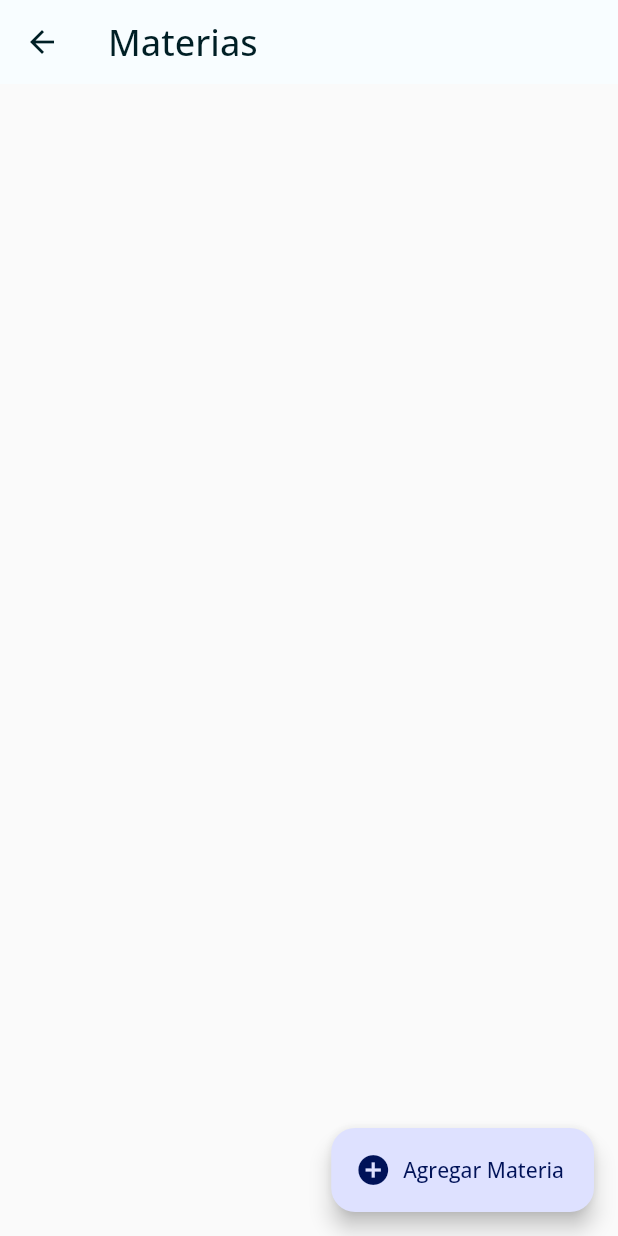
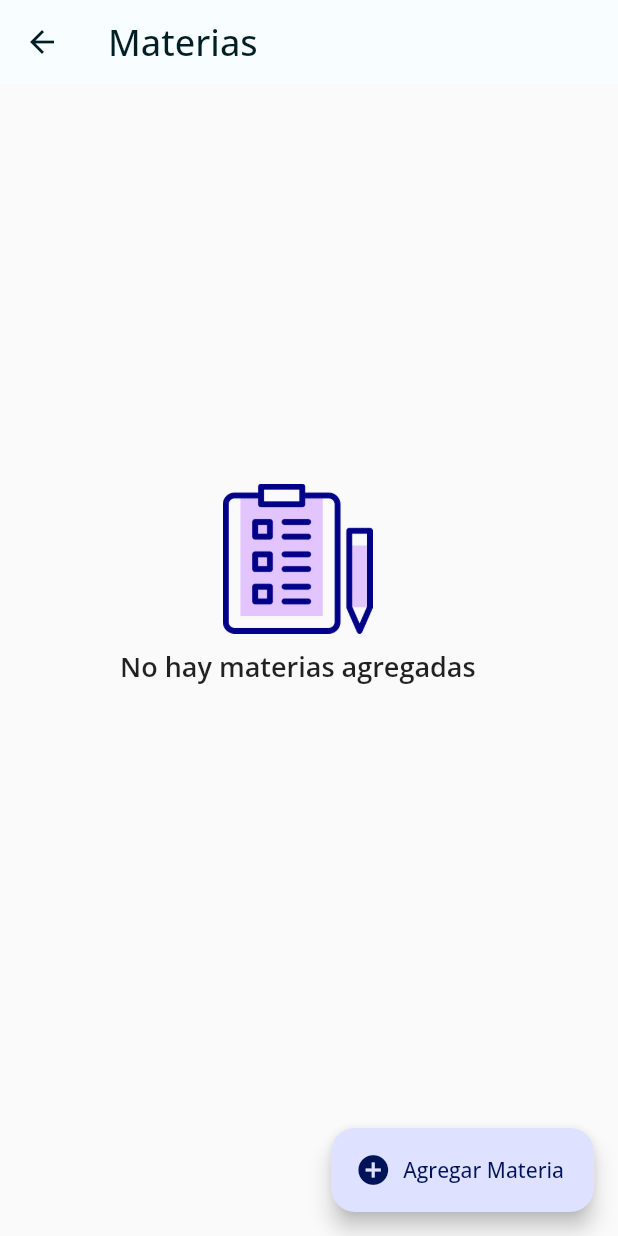
Before and after one commit to moisesmtzs/agenda_modular, a Flutter app: the SubjectPage screen opened by its route, on a phone screen of 412 x 824 dp. Run offline on Flutter 3.47's test engine with Material 2 defaults, Android fonts, the phone set to English and light mode, and no system bars; our stand-ins replace avatar_glow, flutter_svg, flutter_tts, flutter_zoom_drawer, get, get_storage and 5 more; missing offline and left inert: dart:ffi, highlight_text; accounts and stored records are empty.

Commit message:
Visualizacion de materias, edicion y eliminar COMPLETO

```diff
--- a/lib/src/screens/subject/subject_controller.dart
+++ b/lib/src/screens/subject/subject_controller.dart
@@ -14,7 +14,7 @@ class SubjectController extends GetxController {
     Get.toNamed('/addSubject');
   }
 
-  Future<List<Subject?>> getTasks(String status) async {
+  Future<List<Subject?>> getSubjects() async {
     return await _subjectProvider.findByUser(userSession.id ?? '0');
   }
 }
--- a/lib/src/screens/subject/subject_page.dart
+++ b/lib/src/screens/subject/subject_page.dart
@@ -8,9 +8,11 @@ import 'package:agenda_app/src/screens/subject/detail/subject_detail_controller.
 import 'package:agenda_app/src/screens/subject/update/subject_update_page.dart';
 import 'package:agenda_app/src/screens/subject/subject_controller.dart';
 import 'package:agenda_app/src/ui/app_colors.dart';
+import 'package:agenda_app/src/widgets/no_subject_widget.dart';
 
 class SubjectPage extends StatelessWidget {
   final SubjectController _subjectController = Get.put(SubjectController());
+
   @override
   Widget build(BuildContext context) {
     return Scaffold(
@@ -20,12 +22,32 @@ class SubjectPage extends StatelessWidget {
           style: TextStyle(fontSize: 24),
         ),
       ),
+      body: FutureBuilder(
+          future: _subjectController.getSubjects(),
+          builder: (context, AsyncSnapshot<List<Subject?>> snapshot) {
+            if (snapshot.hasData) {
+              //preguntamos si viene informacion
+              if (snapshot.data!.isNotEmpty) {
+                return ListView.builder(
+                    padding: const EdgeInsets.symmetric(
+                        horizontal: 10, vertical: 10),
+                    physics: const ClampingScrollPhysics(),
+                    itemCount: snapshot.data?.length ?? 0,
+                    itemBuilder: (_, index) {
+                      return _subjectCard(snapshot.data![index]!, context);
+                    });
+              } else {
+                return NoSubjectWidget(text: 'No hay materias agregadas');
+              }
+            } else {
+              return NoSubjectWidget(text: 'No hay materias agregadas');
+            }
+          }),
       floatingActionButton: FloatingActionButton.extended(
         label: const Text('Agregar Materia'),
         onPressed: () => _subjectController.goToAddSubject(),
         icon: const Icon(Icons.add_circle),
       ),
-      body: Center(),
     );
   }
 
@@ -60,17 +82,6 @@ class SubjectPage extends StatelessWidget {
                 ]))));
   }
 
-  BoxDecoration _cardBorders() => BoxDecoration(
-          color: AppColors.colors.surface,
-          borderRadius: BorderRadius.circular(25),
-          boxShadow: const [
-            BoxShadow(
-              color: Colors.black12,
-              offset: Offset(0, 6),
-              blurRadius: 10,
-            )
-          ]);
-
   Widget _subjectText(String subjectName) {
     return SizedBox(
         width: 350,
@@ -84,4 +95,15 @@ class SubjectPage extends StatelessWidget {
               overflow: TextOverflow.ellipsis,
             )));
   }
+
+  BoxDecoration _cardBorders() => BoxDecoration(
+          color: AppColors.colors.surface,
+          borderRadius: BorderRadius.circular(25),
+          boxShadow: const [
+            BoxShadow(
+              color: Colors.black12,
+              offset: Offset(0, 6),
+              blurRadius: 10,
+            )
+          ]);
 }
--- /dev/null
+++ b/lib/src/widgets/no_subject_widget.dart
@@ -0,0 +1,24 @@
+import 'package:flutter/material.dart';
+
+class NoSubjectWidget extends StatelessWidget {
+  String? text;
+
+  NoSubjectWidget({Key? key, this.text}) : super(key: key);
+
+  @override
+  Widget build(BuildContext context) {
+    return Container(
+      padding: const EdgeInsets.symmetric(horizontal: 80, vertical: 90),
+      margin: const EdgeInsets.only(bottom: 100),
+      child: Column(
+        mainAxisAlignment: MainAxisAlignment.center,
+        children: [
+          Image.asset('assets/img/no_tasks.png', height: 100),
+          const SizedBox(height: 10),
+          Text(text ?? '',
+              style: const TextStyle(fontSize: 18, fontWeight: FontWeight.w600))
+        ],
+      ),
+    );
+  }
+}
```
